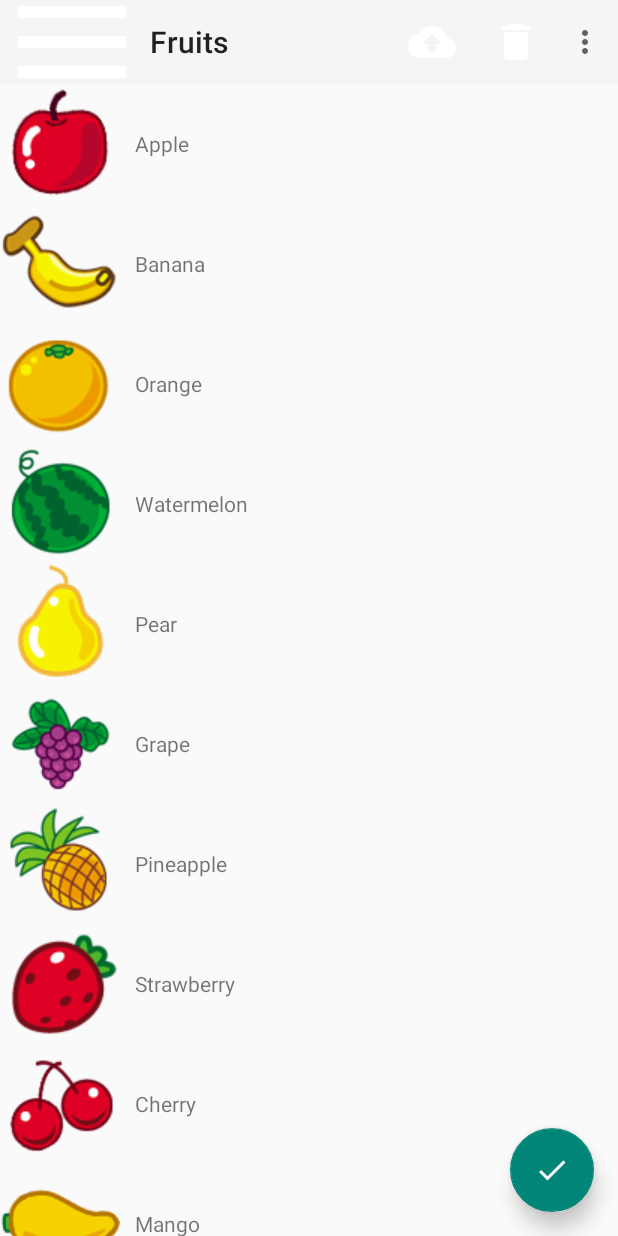
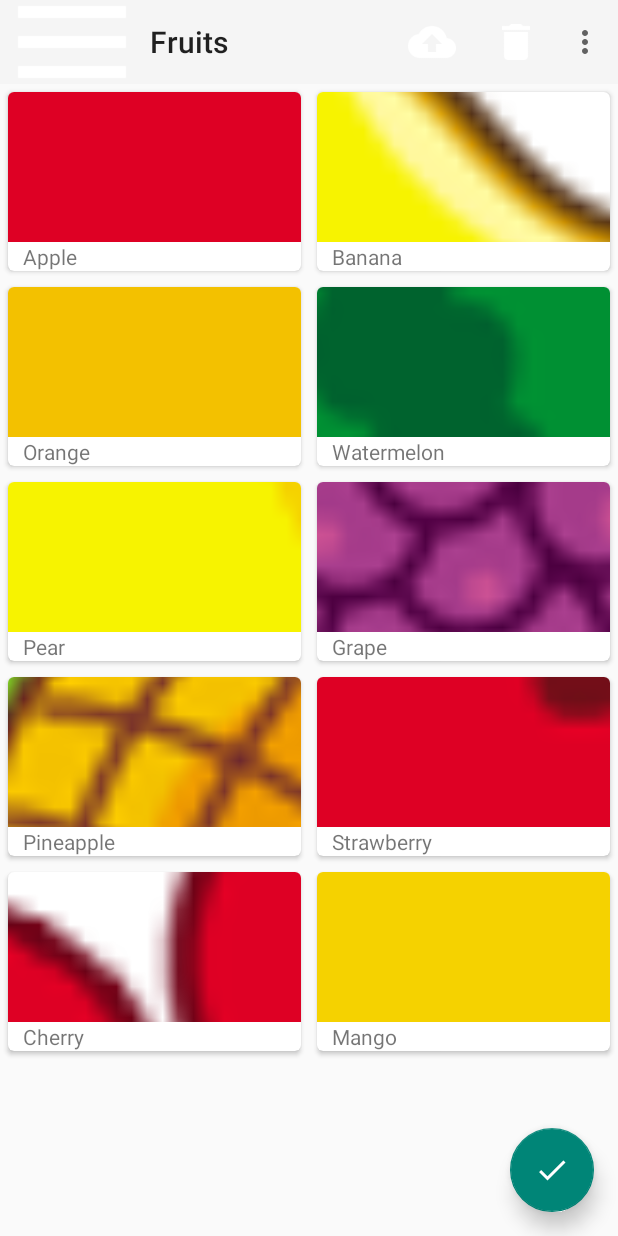
Before and after one commit to j1406493495/AndroidMaterialDesign, an Android app: the screen it shows after launch (MainActivity), on a phone screen of 412 x 824 dp. Run offline under Robolectric (Android 15) with nearby library versions, the phone set to English and light mode, and no system bars.

Commit message:
[NBF] use CardView and recyclerview Cause: None Solution: None Fixed Version: 2017/02/14 16:25 Branch: master

```diff
--- a/MaterialDesign/app/build.gradle
+++ b/MaterialDesign/app/build.gradle
@@ -24,6 +24,8 @@ dependencies {
     testCompile 'junit:junit:4.12'
     compile 'com.android.support:appcompat-v7:23.3.0'
     compile 'com.android.support:recyclerview-v7:23.2.1'
+    compile 'com.android.support:cardview-v7:23.0.0'
+    compile 'com.github.bumptech.glide:glide:3.7.0'
     compile 'com.android.support:design:23.2.1'
     compile 'de.hdodenhof:circleimageview:2.1.0'
 }
--- a/MaterialDesign/app/src/main/java/whjin/example/com/materialdesign/FruitRecyclerAdapter.java
+++ b/MaterialDesign/app/src/main/java/whjin/example/com/materialdesign/FruitRecyclerAdapter.java
@@ -1,6 +1,8 @@
 package whjin.example.com.materialdesign;
 
+import android.content.Context;
 import android.content.Intent;
+import android.support.v7.widget.CardView;
 import android.support.v7.widget.RecyclerView;
 import android.view.LayoutInflater;
 import android.view.View;
@@ -9,6 +11,8 @@ import android.widget.ImageView;
 import android.widget.TextView;
 import android.widget.Toast;
 
+import com.bumptech.glide.Glide;
+
 import java.util.List;
 
 /**
@@ -16,15 +20,16 @@ import java.util.List;
  */
 public class FruitRecyclerAdapter extends RecyclerView.Adapter<FruitRecyclerAdapter.ViewHolder>{
     private List<Fruit> mFruitList;
+    private Context mContext;
 
     static class ViewHolder extends RecyclerView.ViewHolder{
-        View fruitView;
+        CardView fruitView;
         ImageView fruitImage;
         TextView fruitName;
 
         public ViewHolder(View view) {
             super(view);
-            fruitView = view;
+            fruitView = (CardView) view;
             this.fruitImage = (ImageView) view.findViewById(R.id.fruit_image);
             this.fruitName = (TextView) view.findViewById(R.id.fruit_name);
         }
@@ -36,6 +41,9 @@ public class FruitRecyclerAdapter extends RecyclerView.Adapter<FruitRecyclerAdap
 
     @Override
     public ViewHolder onCreateViewHolder(ViewGroup parent, int viewType) {
+        if (null == mContext) {
+            mContext = parent.getContext();
+        }
         View view = LayoutInflater.from(parent.getContext()).inflate(R.layout.fruit_item, parent, false);
         final ViewHolder viewHolder = new ViewHolder(view);
         viewHolder.fruitView.setOnClickListener(new View.OnClickListener() {
@@ -59,7 +67,8 @@ public class FruitRecyclerAdapter extends RecyclerView.Adapter<FruitRecyclerAdap
     @Override
     public void onBindViewHolder(ViewHolder holder, int position) {
         Fruit fruit = mFruitList.get(position);
-        holder.fruitImage.setImageResource(fruit.getImageId());
+//        holder.fruitImage.setImageResource(fruit.getImageId());
+        Glide.with(mContext).load(fruit.getImageId()).into(holder.fruitImage);
         holder.fruitName.setText(fruit.getName());
     }
 
--- a/MaterialDesign/app/src/main/java/whjin/example/com/materialdesign/MainActivity.java
+++ b/MaterialDesign/app/src/main/java/whjin/example/com/materialdesign/MainActivity.java
@@ -7,7 +7,7 @@ import android.support.design.widget.Snackbar;
 import android.support.v4.view.GravityCompat;
 import android.support.v4.widget.DrawerLayout;
 import android.support.v7.app.AppCompatActivity;
-import android.support.v7.widget.LinearLayoutManager;
+import android.support.v7.widget.GridLayoutManager;
 import android.support.v7.widget.RecyclerView;
 import android.support.v7.widget.Toolbar;
 import android.view.Menu;
@@ -107,7 +107,8 @@ public class MainActivity extends AppCompatActivity{
         initFruits();
         RecyclerView fruitRecyclerView = (RecyclerView) findViewById(R.id.fruit_recyclerview);
         FruitRecyclerAdapter fruitRecyclerAdapter = new FruitRecyclerAdapter(fruitList);
-        LinearLayoutManager layoutManager = new LinearLayoutManager(MainActivity.this);
+//        LinearLayoutManager layoutManager = new LinearLayoutManager(MainActivity.this);
+        GridLayoutManager layoutManager = new GridLayoutManager(MainActivity.this, 2);
         fruitRecyclerView.setLayoutManager(layoutManager);
         fruitRecyclerView.setAdapter(fruitRecyclerAdapter);
     }
--- a/MaterialDesign/app/src/main/res/layout/fruit_item.xml
+++ b/MaterialDesign/app/src/main/res/layout/fruit_item.xml
@@ -1,17 +1,28 @@
 <?xml version="1.0" encoding="utf-8"?>
-<LinearLayout xmlns:android="http://schemas.android.com/apk/res/android"
+<android.support.v7.widget.CardView
+    xmlns:android="http://schemas.android.com/apk/res/android"
+    xmlns:app="http://schemas.android.com/apk/res-auto"
     android:orientation="horizontal"
+    android:layout_width="match_parent"
+    android:layout_height="wrap_content"
+    android:layout_margin="5dp"
+    app:cardCornerRadius="4dp">
+
+    <LinearLayout
+        android:orientation="vertical"
         android:layout_width="match_parent"
         android:layout_height="wrap_content">
         <ImageView
             android:id="@+id/fruit_image"
+            android:scaleType="centerCrop"
             android:layout_width="wrap_content"
-        android:layout_height="wrap_content"/>
+            android:layout_height="100dp"/>
         <TextView
             android:id="@+id/fruit_name"
             android:layout_width="wrap_content"
             android:layout_height="wrap_content"
             android:layout_gravity="center_vertical"
             android:layout_marginLeft="10dp"/>
+    </LinearLayout>
 
-</LinearLayout>
+</android.support.v7.widget.CardView>
```
Also changed, not shown: 1 other file. Lines whose indentation alone changed are shown as unchanged.
